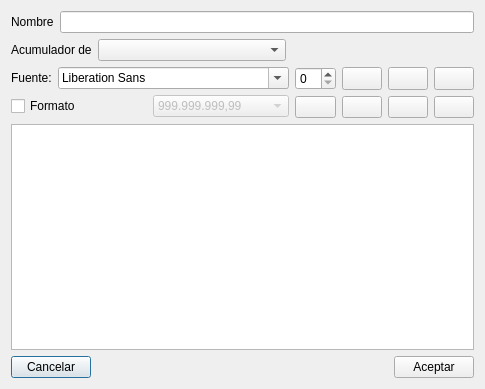
First picture: the form in Report/editacum.ui, repository kapyderi/recoverdrake-v3, before the edit.
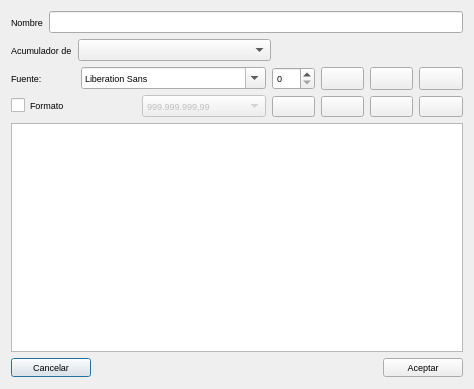
Second picture: the form after the edit. Icons and pictures are not drawn.

Patch:
```diff
--- a/Report/editacum.ui
+++ b/Report/editacum.ui
@@ -6,10 +6,15 @@
    <rect>
     <x>0</x>
     <y>0</y>
-    <width>423</width>
+    <width>474</width>
     <height>389</height>
    </rect>
   </property>
+  <property name="font">
+   <font>
+    <pointsize>7</pointsize>
+   </font>
+  </property>
   <property name="windowTitle">
    <string>Configurar acumulados</string>
   </property>
```
